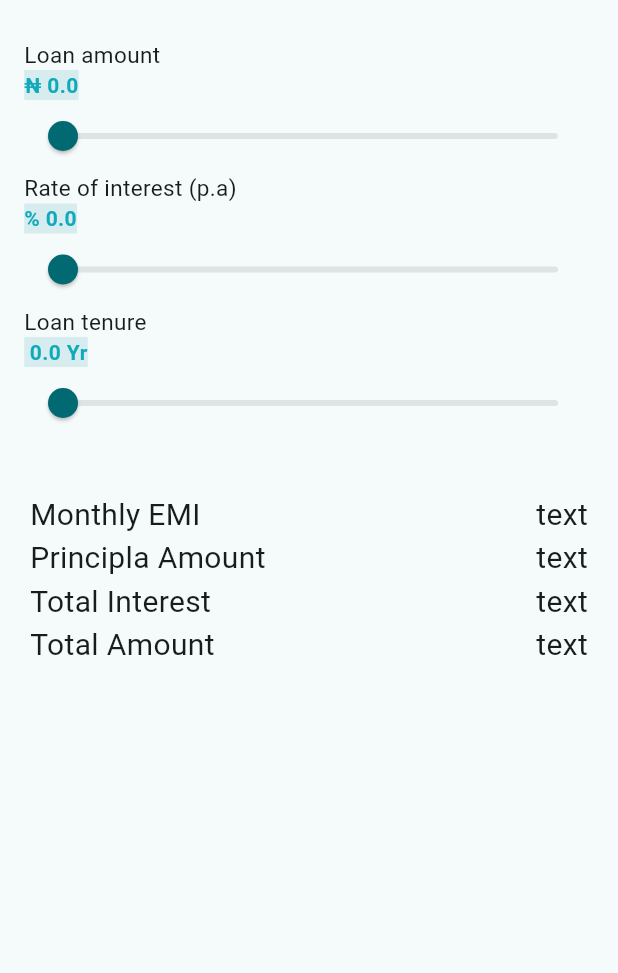
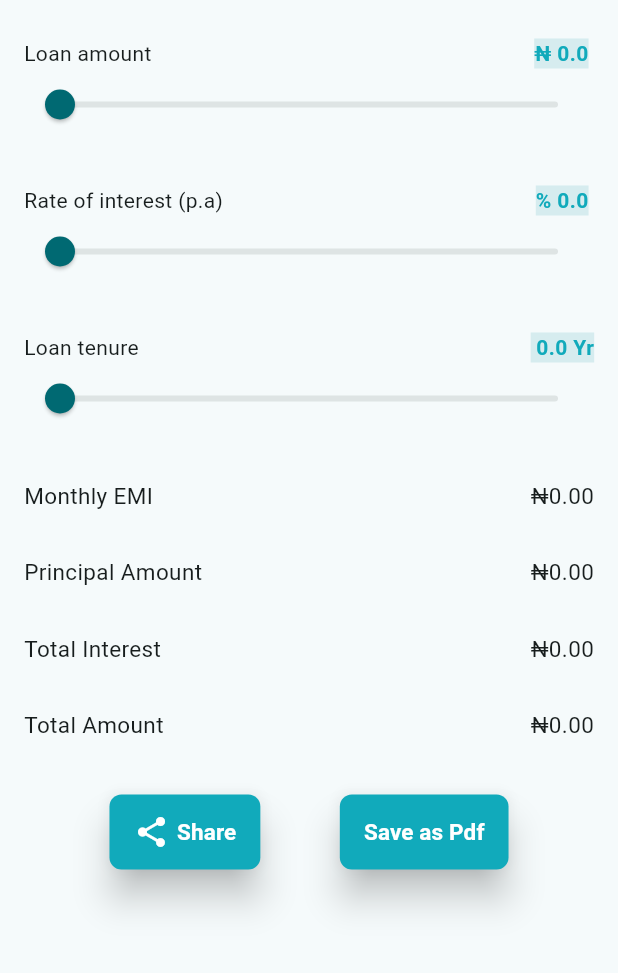
Before and after one commit to Mubeey001/advanceCalculator, a Flutter app: the LoanScreen screen opened by its route, on a phone screen of 412 x 824 dp, the part 149-1122 px from its top. Run offline on Flutter 3.47's test engine with Material 3 defaults, Android fonts, the phone set to English and light mode, and no system bars; our stand-ins replace get.

Commit message:
implementation of the loan calculator

```diff
--- a/lib/controllers/loan_controller.dart
+++ b/lib/controllers/loan_controller.dart
@@ -15,6 +15,13 @@ class LoanController extends GetxController {
     double annualRate = interestRate.value / 100;
     int months = (tenure.value * 12).toInt();
 
+    //Case where any value is zero
+    if (principal == 0 || annualRate == 0 || months == 0) {
+      monthlyEmi.value = 0;
+      totalPrincipal.value = 0;
+      totalInterest.value = 0;
+      totalAmount.value = 0;
+    } else {
       // Calculate monthly interest rate
       double monthlyRate = annualRate / 12;
 
@@ -32,12 +39,8 @@ class LoanController extends GetxController {
       totalPrincipal.value = principal;
       totalInterest.value = totalInterestPaid;
       totalAmount.value = totalAmountPaid;
+    }
 
-    Get.snackbar(
-        'Loan Calculation Result',
-        'Monthly EMI: \$${monthlyPayment.toStringAsFixed(2)}\n'
-            'Total Principal Amount: \$${principal.toStringAsFixed(2)}\n'
-            'Total Interest Paid: \$${totalInterestPaid.toStringAsFixed(2)}\n'
-            'Total Amount to be Paid: \$${totalAmountPaid.toStringAsFixed(2)}');
+    update();
   }
 }
--- a/lib/screens/bmicalculator/bmi_screen.dart
+++ b/lib/screens/bmicalculator/bmi_screen.dart
@@ -1,8 +1,8 @@
 import 'package:calculator/controllers/bmi_controller.dart';
 import 'package:calculator/util/constants/size.dart';
 import 'package:calculator/util/validator.dart';
+import 'package:calculator/widgets/app_button.dart';
 import 'package:calculator/widgets/build_from_field.dart';
-import 'package:calculator/widgets/calculate_button.dart';
 import 'package:calculator/widgets/custom_app_bar.dart';
 import 'package:calculator/widgets/text.dart';
 import 'package:flutter/material.dart';
@@ -61,7 +61,7 @@ class _BmiScreenState extends State<BmiScreen> {
                             value, "Weight in kg"),
                       ),
                       const SizedBox(height: AppSpace.spaceBtwElement),
-                      calculateButton(
+                      appButton(
                           name: "Calculate BMI",
                           onPressed: () {
                             if (_formKey.currentState!.validate() == true) {
--- a/lib/screens/comingsoonscreen/comingSoon.dart
+++ b/lib/screens/comingsoonscreen/comingSoon.dart
@@ -1,3 +1,4 @@
+import 'package:calculator/widgets/custom_app_bar.dart';
 import 'package:calculator/widgets/text.dart';
 import 'package:flutter/material.dart';
 
@@ -7,6 +8,7 @@ class ComingsoonScreen extends StatelessWidget {
   @override
   Widget build(BuildContext context) {
     return const Scaffold(
+      appBar: CustomAppBar(),
       body: Center(
         child: PlainText(
           text: "Coming soon...",
--- a/lib/screens/gstcalculator/gst_screen.dart
+++ b/lib/screens/gstcalculator/gst_screen.dart
@@ -1,8 +1,8 @@
 import 'package:calculator/controllers/gst_controller.dart';
 import 'package:calculator/util/constants/size.dart';
 import 'package:calculator/util/validator.dart';
+import 'package:calculator/widgets/app_button.dart';
 import 'package:calculator/widgets/build_from_field.dart';
-import 'package:calculator/widgets/calculate_button.dart';
 import 'package:calculator/widgets/custom_app_bar.dart';
 import 'package:calculator/widgets/text.dart';
 import 'package:flutter/material.dart';
@@ -61,7 +61,7 @@ class _GstScreenState extends State<GstScreen> {
                               InputValidator.validateNumber(value, "GST Rate"),
                         ),
                         const SizedBox(height: AppSpace.spaceBtwElement),
-                        calculateButton(
+                        appButton(
                           name: "Calculate GST",
                           onPressed: () {
                             if (_formKey.currentState!.validate() == true) {
--- a/lib/screens/loancalculator/loan_screen.dart
+++ b/lib/screens/loancalculator/loan_screen.dart
@@ -1,4 +1,6 @@
 import 'package:calculator/controllers/loan_controller.dart';
+import 'package:calculator/util/constants/size.dart';
+import 'package:calculator/widgets/app_button.dart';
 import 'package:calculator/widgets/custom_app_bar.dart';
 import 'package:calculator/widgets/slider_widget.dart';
 import 'package:calculator/widgets/text.dart';
@@ -18,7 +20,7 @@ class _LoanScreenState extends State<LoanScreen> {
     return Scaffold(
       appBar: const CustomAppBar(),
       body: Column(
-        mainAxisAlignment: MainAxisAlignment.start,
+        crossAxisAlignment: CrossAxisAlignment.start,
         children: [
           const Padding(
               padding: EdgeInsets.all(10.0),
@@ -36,11 +38,13 @@ class _LoanScreenState extends State<LoanScreen> {
                           label: "Loan amount",
                           value: loancontroller.loanAmount.value,
                           min: 0.0,
-                          max: 100,
+                          max: 2000,
                           onChanged: (value) {
                             loancontroller.loanAmount.value = value;
+                            loancontroller.calculateLoanDetails();
                             loancontroller.update();
                           }),
+                      const SizedBox(height: AppSpace.spaceBtwElement),
                       BuildSlider(
                           symbol: "%",
                           label: "Rate of interest (p.a)",
@@ -49,8 +53,10 @@ class _LoanScreenState extends State<LoanScreen> {
                           max: 100,
                           onChanged: (value) {
                             loancontroller.interestRate.value = value;
+                            loancontroller.calculateLoanDetails();
                             loancontroller.update();
                           }),
+                      const SizedBox(height: AppSpace.spaceBtwElement),
                       BuildSlider(
                           symbolAfter: "Yr",
                           label: "Loan tenure",
@@ -59,36 +65,79 @@ class _LoanScreenState extends State<LoanScreen> {
                           max: 100,
                           onChanged: (value) {
                             loancontroller.tenure.value = value;
+                            loancontroller.calculateLoanDetails();
                             loancontroller.update();
                           }),
+                      const SizedBox(height: AppSpace.spaceBtwElement),
+                      Column(
+                        crossAxisAlignment: CrossAxisAlignment.start,
+                        children: [
+                          Row(
+                            mainAxisAlignment: MainAxisAlignment.spaceBetween,
+                            children: [
+                              const PlainText(
+                                  text: "Monthly EMI", textSize: 15),
+                              Obx(() => PlainText(
+                                  text:
+                                      "₦${loancontroller.monthlyEmi.value.toStringAsFixed(2)}",
+                                  textSize: 15)),
+                            ],
+                          ),
+                          const SizedBox(height: AppSpace.spaceBtwElement),
+                          Row(
+                            mainAxisAlignment: MainAxisAlignment.spaceBetween,
+                            children: [
+                              const PlainText(
+                                  text: "Principal Amount", textSize: 15),
+                              Obx(() => PlainText(
+                                  text:
+                                      "₦${loancontroller.totalPrincipal.value.toStringAsFixed(2)}",
+                                  textSize: 15)),
+                            ],
+                          ),
+                          const SizedBox(height: AppSpace.spaceBtwElement),
+                          Row(
+                            mainAxisAlignment: MainAxisAlignment.spaceBetween,
+                            children: [
+                              const PlainText(
+                                  text: "Total Interest", textSize: 15),
+                              Obx(() => PlainText(
+                                  text:
+                                      "₦${loancontroller.totalInterest.value.toStringAsFixed(2)}",
+                                  textSize: 15)),
+                            ],
+                          ),
+                          const SizedBox(height: AppSpace.spaceBtwElement),
+                          Row(
+                              mainAxisAlignment: MainAxisAlignment.spaceBetween,
+                              children: [
+                                const PlainText(
+                                    text: "Total Amount", textSize: 15),
+                                Obx(() => PlainText(
+                                    text:
+                                        "₦${loancontroller.totalAmount.value.toStringAsFixed(2)}",
+                                    textSize: 15))
+                              ]),
+                        ],
+                      ),
                     ],
                   );
                 }),
           ),
-          const Padding(
-            padding: EdgeInsets.all(20),
+          Padding(
+            padding: const EdgeInsets.all(20.0),
             child: Row(
-              mainAxisAlignment: MainAxisAlignment.spaceBetween,
-              crossAxisAlignment: CrossAxisAlignment.start,
+              mainAxisAlignment: MainAxisAlignment.spaceEvenly,
               children: [
-                Column(
-                  crossAxisAlignment: CrossAxisAlignment.start,
-                  children: [
-                    PlainText(text: "Monthly EMI", textSize: 20),
-                    PlainText(text: "Principla Amount", textSize: 20),
-                    PlainText(text: "Total Interest", textSize: 20),
-                    PlainText(text: "Total Amount", textSize: 20),
-                  ],
+                appButton(
+                  name: "Share",
+                  onPressed: () {},
+                  icon: const Icon(Icons.share, color: Colors.white),
                 ),
-                Column(
-                  crossAxisAlignment: CrossAxisAlignment.start,
-                  children: [
-                    PlainText(text: "text", textSize: 20),
-                    PlainText(text: "text", textSize: 20),
-                    PlainText(text: "text", textSize: 20),
-                    PlainText(text: "text", textSize: 20),
-                  ],
-                )
+                appButton(
+                  name: "Save as Pdf",
+                  onPressed: () {},
+                ),
               ],
             ),
           )
--- a/lib/widgets/calculate_button.dart
+++ b/lib/widgets/app_button.dart
@@ -2,9 +2,10 @@ import 'package:calculator/util/constants/colors.dart';
 import 'package:calculator/widgets/text.dart';
 import 'package:flutter/material.dart';
 
-Widget calculateButton({
+Widget appButton({
   required final String name,
   required void Function()? onPressed,
+  Icon? icon,
 }) {
   return MaterialButton(
     shape: RoundedRectangleBorder(
@@ -14,11 +15,20 @@ Widget calculateButton({
     minWidth: 100.0,
     color: AppColor.primaryColor,
     onPressed: onPressed,
-    child: BoldText(
-      text: name,
-      textSize: 15,
-      textColor: Colors.white,
+    elevation: 10.0,
+    child: Row(
+      mainAxisAlignment: MainAxisAlignment.center,
+      children: [
+        if (icon != null) ...[
+          icon,
+          const SizedBox(width: 5),
+        ],
+        BoldText(
+          text: name,
+          textSize: 15,
+          textColor: Colors.white,
+        ),
+      ],
     ),
-    elevation: 10.0,
   );
 }
--- a/lib/widgets/slider_widget.dart
+++ b/lib/widgets/slider_widget.dart
@@ -1,5 +1,4 @@
 import 'package:calculator/util/constants/colors.dart';
-import 'package:calculator/widgets/text.dart';
 import 'package:flutter/material.dart';
 
 class BuildSlider extends StatelessWidget {
@@ -26,7 +25,10 @@ class BuildSlider extends StatelessWidget {
     return Column(
       crossAxisAlignment: CrossAxisAlignment.start,
       children: [
-        PlainText(text: label, textSize: 15),
+        Row(
+          mainAxisAlignment: MainAxisAlignment.spaceBetween,
+          children: [
+            Text(label),
             Text(
               '$symbol ${value.toStringAsFixed(1)} $symbolAfter',
               style: const TextStyle(
@@ -34,16 +36,13 @@ class BuildSlider extends StatelessWidget {
                   backgroundColor: AppColor.backgroundColor,
                   fontWeight: FontWeight.bold),
             ),
-        Column(
-          children: [
+          ],
+        ),
         Slider(
           value: value,
           min: min,
           max: max,
-              divisions: (max - min).toInt(),
           onChanged: onChanged,
-            ),
-          ],
         ),
       ],
     );
```
Lines whose indentation alone changed are shown as unchanged.
